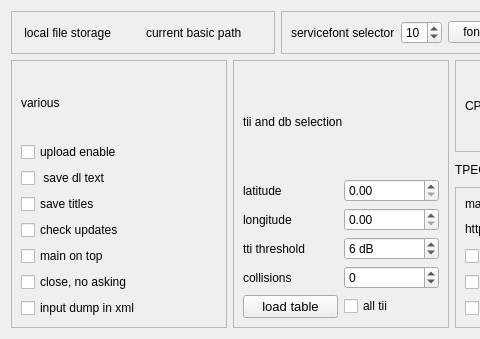
The window that sources/main/forms-v7/config-helper.ui (JvanKatwijk/qt-dab) describes before a commit, drawn with Qt 5; both pictures show x 0 to 480 and y 0 to 339 of the 904 by 339 pixel window.
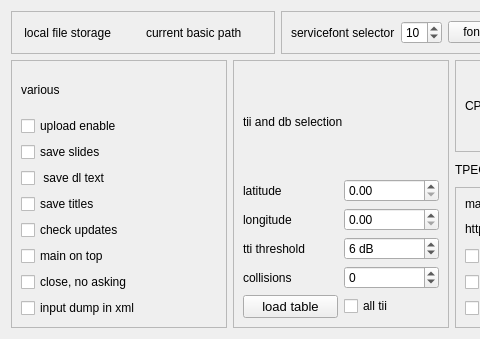
The same window after the commit. Custom widgets are drawn as their Qt base class.

Diff of the .ui file:
```diff
--- a/sources/main/forms-v7/config-helper.ui
+++ b/sources/main/forms-v7/config-helper.ui
@@ -150,6 +150,13 @@
           </property>
          </widget>
         </item>
+        <item>
+         <widget class="QCheckBox" name="saveSlidesSelector">
+          <property name="text">
+           <string>save slides</string>
+          </property>
+         </widget>
+        </item>
         <item>
          <widget class="QCheckBox" name="dlTextSelector">
           <property name="toolTip">
```
